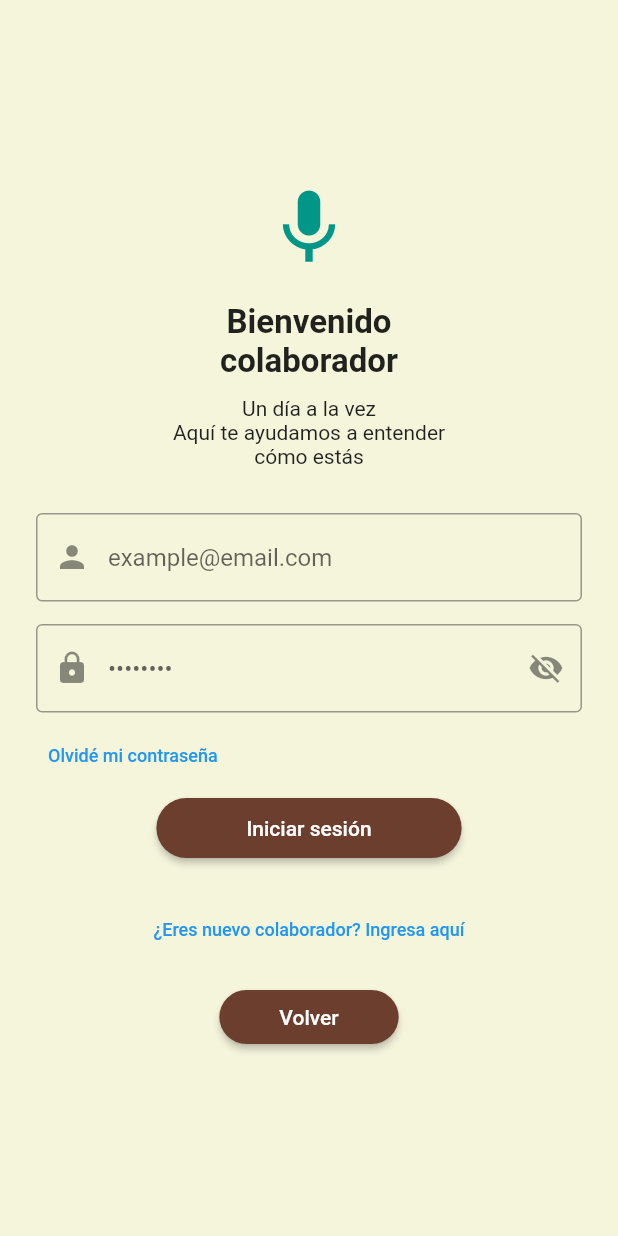
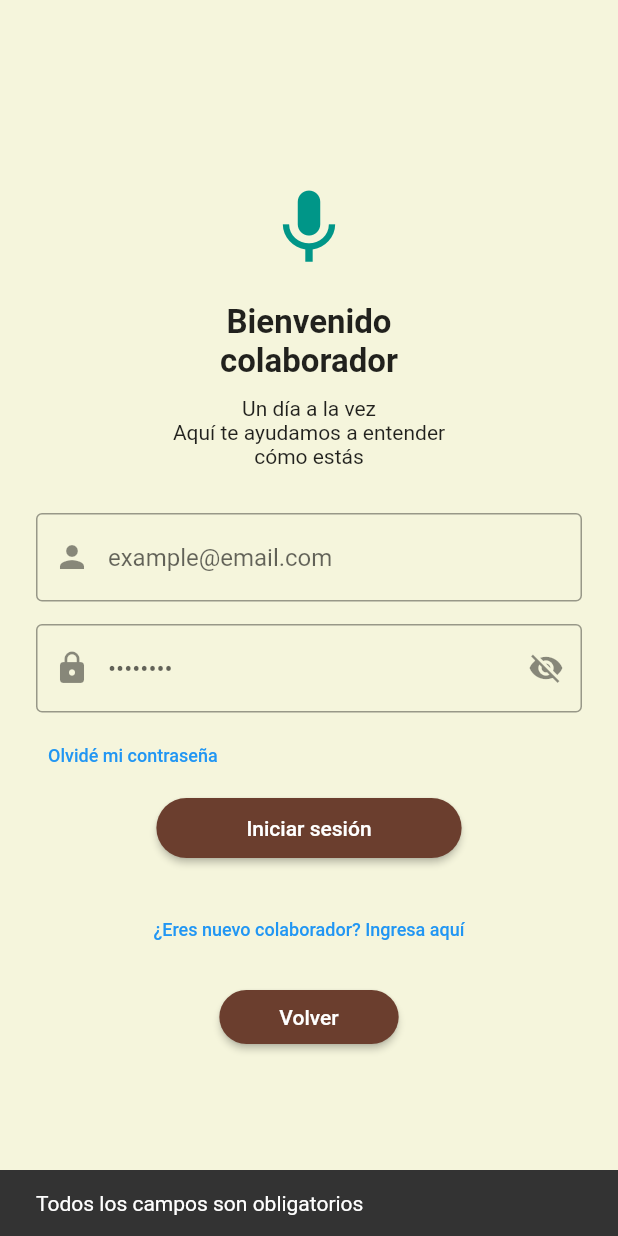
Before and after one commit to ClauRozasG/StressLess, a Flutter app: the LoginColaboradorPage screen opened directly, after a tap on "Iniciar sesión", on a phone screen of 412 x 824 dp. Run offline on Flutter 3.47's test engine with Material 2 defaults, Android fonts, the phone set to English and light mode, and no system bars; missing offline and left inert: record.

Commit message:
feat: se añadió el backend para verificar si el colaborador está registrado

```diff
--- a/lib/screens/loginColab.dart
+++ b/lib/screens/loginColab.dart
@@ -1,6 +1,8 @@
 import 'package:flutter/material.dart';
 import 'verificationCode.dart';
-
+import 'package:http/http.dart' as http;
+import 'dart:convert';
+import 'pantallaPrueba.dart';
 
 class LoginColaboradorPage extends StatefulWidget {
   const LoginColaboradorPage({super.key});
@@ -92,9 +94,53 @@ class _LoginColaboradorPageState extends State<LoginColaboradorPage> {
                     padding: const EdgeInsets.symmetric(horizontal: 60, vertical: 12),
                     shape: RoundedRectangleBorder(borderRadius: BorderRadius.circular(30)),
                   ),
-                  onPressed: () {
-                    // Lógica de login
+                  onPressed: () async {
+                    final email = _emailController.text.trim();
+                    final password = _passwordController.text;
+
+                    if (email.isEmpty || password.isEmpty) {
+                      ScaffoldMessenger.of(context).showSnackBar(
+                        const SnackBar(content: Text("Todos los campos son obligatorios")),
+                      );
+                      return;
+                    }
+
+                    final response = await http.post(
+                      Uri.parse('http://192.168.1.102:8000/login'),
+                      headers: {'Content-Type': 'application/json'},
+                      body: jsonEncode({
+                        'correo': email,
+                        'contrasenia': password,
+                        'rol': 'COLABORADOR',
+                      }),
+                    );
+
+                    if (response.statusCode == 200) {
+                      final data = jsonDecode(response.body);
+                      final token = data['token'];
+                      final idColaborador = data['id'];
+                      print("✅ Token recibido: $token");
+
+
+                      ScaffoldMessenger.of(context).showSnackBar(
+                        const SnackBar(content: Text("Sesión iniciada con éxito")),
+                      );
+
+                      // TODO: redirige a pantalla principal del colaborador
+                      Navigator.pushReplacement(
+                        context,
+                        MaterialPageRoute(builder: (context) => PantallaInicioPrueba(idColaborador: idColaborador),
+                        ),
+                      );
+
+                    } else {
+                      ScaffoldMessenger.of(context).showSnackBar(
+                        SnackBar(content: Text("Credenciales inválidas: ${response.statusCode}")),
+                      );
+                      print("❌ Error login: ${response.body}");
+                    }
                   },
+
                   child: const Text('Iniciar sesión'),
                 ),
                 const SizedBox(height: 20),
```
